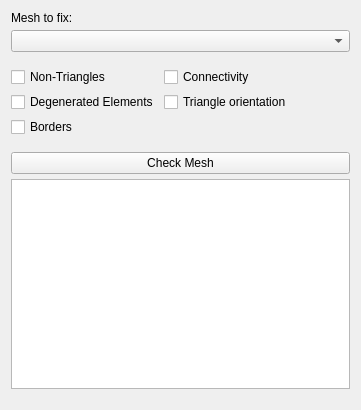
Old version of the form src/view/meshcheck.ui in the repository PeterZs/ShapeAnalyzer.
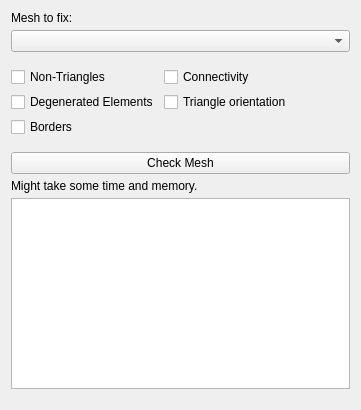
New version of the form.

```diff
--- a/src/view/meshcheck.ui
+++ b/src/view/meshcheck.ui
@@ -91,7 +91,14 @@
       </widget>
      </item>
      <item>
-      <widget class="QTextBrowser" name="textBrowser"/>
+      <widget class="QLabel" name="label_2">
+       <property name="text">
+        <string>Might take some time and memory.</string>
+       </property>
+      </widget>
+     </item>
+     <item>
+      <widget class="QTextBrowser" name="outputField"/>
      </item>
     </layout>
    </item>
```
Left out of the diff: 10 changed lines with no effect on the pictures.
